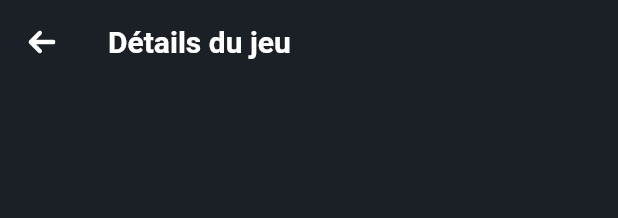
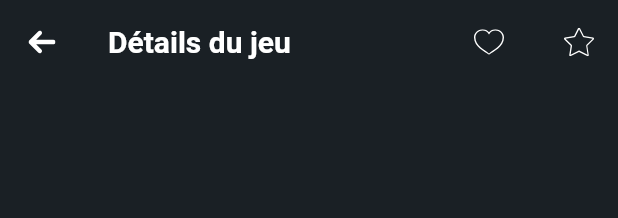
Before and after one commit to adamHassanBR/projet_flutter, a Flutter app: the AppBarWidget widget shown alone on an empty page, opened directly, on a phone screen of 412 x 824 dp. Shown: the top 218 px of the screen. Run offline on Flutter 3.47's test engine with Material 2 defaults, Android fonts, the phone set to English and light mode, and no system bars; our stand-ins replace firebase_auth, firebase_core, flutter_svg; accounts and stored records are empty; network calls fail.

```diff
--- a/lib/Pages/detail_jeu/detail_jeu.dart
+++ b/lib/Pages/detail_jeu/detail_jeu.dart
@@ -269,16 +269,30 @@ class AppBarWidget extends StatelessWidget implements PreferredSizeWidget {
       ),
       title: Row(
         children: [
+          Expanded(
           //affichage de texte
-          Text(
-            "Détails du jeu",
-            style: TextStyle(
-              color: Colors.white,
-              fontWeight: FontWeight.bold,
-              fontSize: 20.0,
+            child: Text(
+              "Détails du jeu",
+              style: TextStyle(
+                color: Colors.white,
+                fontWeight: FontWeight.bold,
+                fontSize: 20.0,
+              ),
             ),
           ),
-          SizedBox(width: 8.0),
+          //Puis on va afficher les SVG de l'etoile et du like
+          SvgPicture.asset(
+            'assets/svg/like.svg',
+            height: 20,
+            width: 20,
+          ),
+          //On ajoute un espace entre les 2 Svg
+          SizedBox(width: 40),
+          SvgPicture.asset(
+            'assets/svg/whishlist.svg',
+            height: 20,
+            width: 20,
+          ),
         ],
       ),
     );
```
Also changed, not shown: lib/Pages/recherche/searching.dart (+101 -21 lines).
